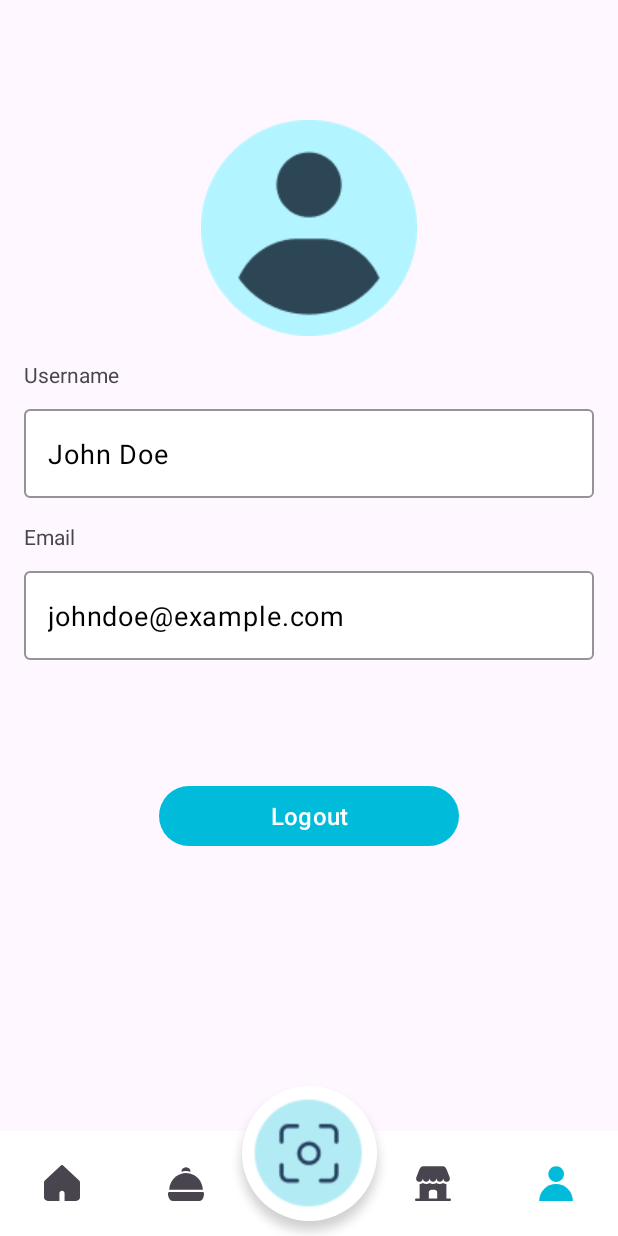
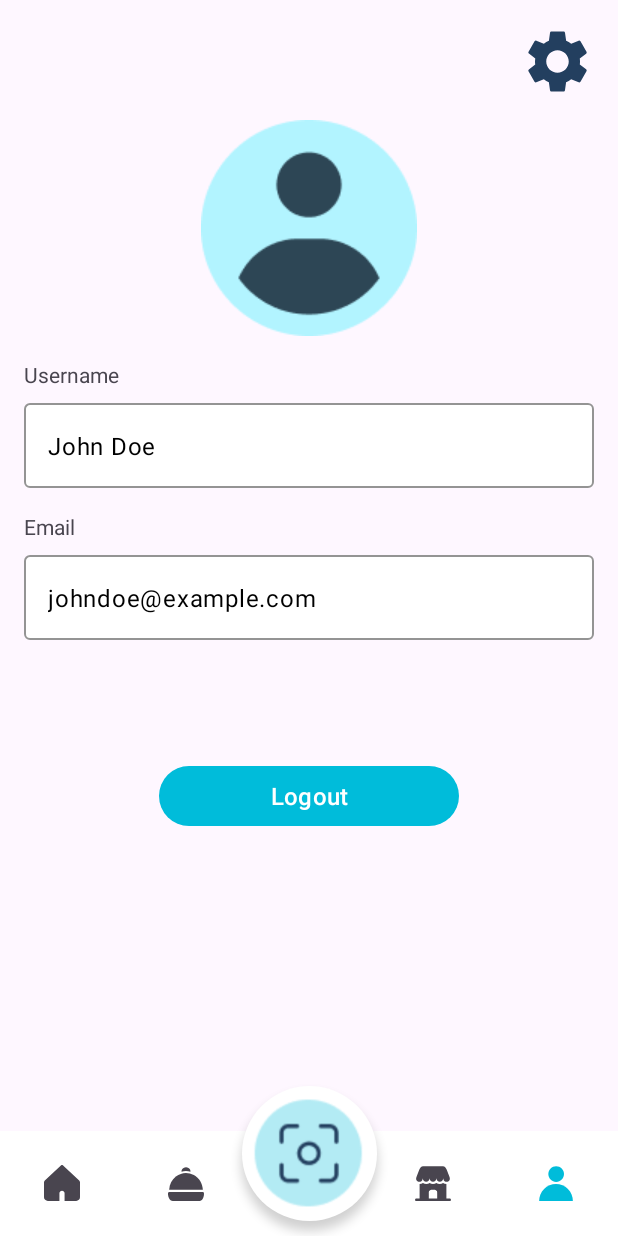
Before and after one commit to Kulinerin-Bangkit-Team-2024/Mobile-Development, an Android app: the screen it shows after launch (MainActivity), item 5 of the bottom bar chosen, on a phone screen of 412 x 824 dp. Run offline under Robolectric (Android 15) with nearby library versions, the phone set to English and light mode, and no system bars; our stand-ins replace navigation-ui.

Commit message:
Adding Dark Mode Feature

```diff
--- a/app/src/main/java/com/bangkit/capstone/kulinerin/data/api/ApiService.kt
+++ b/app/src/main/java/com/bangkit/capstone/kulinerin/data/api/ApiService.kt
@@ -22,6 +22,6 @@ interface ApiService {
     @GET("foods")
     suspend fun getFood(): List<ListFoodResponse>
 
-    @GET("foods/{id}")
-    suspend fun getFoodDetail(@Path("id") id: Int): DetailFoodResponse
+    @GET("foods/{food_id}")
+    suspend fun getFoodDetail(@Path("food_id") id: Int): DetailFoodResponse
 }
--- /dev/null
+++ b/app/src/main/java/com/bangkit/capstone/kulinerin/data/preference/SettingPreferences.kt
@@ -0,0 +1,42 @@
+package com.bangkit.capstone.kulinerin.data.preference
+
+import android.content.Context
+import androidx.datastore.core.DataStore
+import androidx.datastore.preferences.core.Preferences
+import androidx.datastore.preferences.core.booleanPreferencesKey
+import androidx.datastore.preferences.core.edit
+import androidx.datastore.preferences.preferencesDataStore
+import kotlinx.coroutines.flow.Flow
+import kotlinx.coroutines.flow.map
+
+val Context.dataStore: DataStore<Preferences> by preferencesDataStore(name = "settings")
+
+class SettingPreferences private constructor(private val dataStore: DataStore<Preferences>){
+
+    private val THEME_KEY = booleanPreferencesKey("theme_setting")
+
+    fun getThemeSetting(): Flow<Boolean> {
+        return dataStore.data.map { preferences ->
+            preferences[THEME_KEY] ?: false
+        }
+    }
+
+    suspend fun saveThemeSetting(isDarkModeActive: Boolean) {
+        dataStore.edit { preferences ->
+            preferences[THEME_KEY] = isDarkModeActive
+        }
+    }
+
+    companion object {
+        @Volatile
+        private var INSTANCE: SettingPreferences? = null
+
+        fun getInstance(dataStore: DataStore<Preferences>): SettingPreferences {
+            return INSTANCE ?: synchronized(this) {
+                val instance = SettingPreferences(dataStore)
+                INSTANCE = instance
+                instance
+            }
+        }
+    }
+}
--- /dev/null
+++ b/app/src/main/java/com/bangkit/capstone/kulinerin/data/viewmodel/SettingViewModel.kt
@@ -0,0 +1,19 @@
+package com.bangkit.capstone.kulinerin.data.viewmodel
+
+import androidx.lifecycle.LiveData
+import androidx.lifecycle.ViewModel
+import androidx.lifecycle.asLiveData
+import androidx.lifecycle.viewModelScope
+import com.bangkit.capstone.kulinerin.data.preference.SettingPreferences
+import kotlinx.coroutines.launch
+
+class SettingViewModel(private val pref: SettingPreferences): ViewModel() {
+    fun getThemeSettings(): LiveData<Boolean> {
+        return pref.getThemeSetting().asLiveData()
+    }
+
+    fun saveThemeSetting(isDarkModeActive: Boolean) {
+        viewModelScope.launch {
+            pref.saveThemeSetting(isDarkModeActive)
+        }
+    }}
--- /dev/null
+++ b/app/src/main/java/com/bangkit/capstone/kulinerin/data/viewmodel/SettingViewModelFactory.kt
@@ -0,0 +1,15 @@
+package com.bangkit.capstone.kulinerin.data.viewmodel
+
+import androidx.lifecycle.ViewModel
+import androidx.lifecycle.ViewModelProvider
+import com.bangkit.capstone.kulinerin.data.preference.SettingPreferences
+
+class SettingViewModelFactory(private val pref: SettingPreferences) : ViewModelProvider.NewInstanceFactory() {
+    @Suppress("UNCHECKED_CAST")
+    override fun <T : ViewModel> create(modelClass: Class<T>): T {
+        if (modelClass.isAssignableFrom(SettingViewModel::class.java)) {
+            return SettingViewModel(pref) as T
+        }
+        throw IllegalArgumentException("Unknown ViewModel class: " + modelClass.name)
+    }
+}
--- a/app/src/main/java/com/bangkit/capstone/kulinerin/ui/activity/MainActivity.kt
+++ b/app/src/main/java/com/bangkit/capstone/kulinerin/ui/activity/MainActivity.kt
@@ -3,15 +3,23 @@ package com.bangkit.capstone.kulinerin.ui.activity
 import android.content.Intent
 import android.os.Bundle
 import androidx.appcompat.app.AppCompatActivity
+import androidx.appcompat.app.AppCompatDelegate
+import androidx.lifecycle.Observer
+import androidx.lifecycle.ViewModelProvider
 import androidx.navigation.findNavController
 import androidx.navigation.ui.setupWithNavController
 import com.bangkit.capstone.kulinerin.R
+import com.bangkit.capstone.kulinerin.data.preference.SettingPreferences
+import com.bangkit.capstone.kulinerin.data.preference.dataStore
+import com.bangkit.capstone.kulinerin.data.viewmodel.SettingViewModel
+import com.bangkit.capstone.kulinerin.data.viewmodel.SettingViewModelFactory
 import com.bangkit.capstone.kulinerin.databinding.ActivityMainBinding
 import com.google.android.material.bottomnavigation.BottomNavigationView
 
 class MainActivity : AppCompatActivity() {
 
     private lateinit var binding: ActivityMainBinding
+    private lateinit var settingViewModel: SettingViewModel
 
     override fun onCreate(savedInstanceState: Bundle?) {
         super.onCreate(savedInstanceState)
@@ -27,6 +35,18 @@ class MainActivity : AppCompatActivity() {
         binding.fabScan.setOnClickListener {
             goToScanActivity()
         }
+
+        //DarkMode
+        val pref = SettingPreferences.getInstance(application.dataStore)
+        settingViewModel = ViewModelProvider(this, SettingViewModelFactory(pref)).get(SettingViewModel::class.java)
+
+        settingViewModel.getThemeSettings().observe(this, Observer { isDarkModeActive ->
+            if (isDarkModeActive) {
+                AppCompatDelegate.setDefaultNightMode(AppCompatDelegate.MODE_NIGHT_YES)
+            } else {
+                AppCompatDelegate.setDefaultNightMode(AppCompatDelegate.MODE_NIGHT_NO)
+            }
+        })
     }
 
     private fun goToScanActivity() {
--- a/app/src/main/java/com/bangkit/capstone/kulinerin/ui/fragment/ProfileFragment.kt
+++ b/app/src/main/java/com/bangkit/capstone/kulinerin/ui/fragment/ProfileFragment.kt
@@ -1,60 +1,36 @@
 package com.bangkit.capstone.kulinerin.ui.fragment
 
+import android.content.Intent
 import android.os.Bundle
 import androidx.fragment.app.Fragment
 import android.view.LayoutInflater
 import android.view.View
 import android.view.ViewGroup
 import com.bangkit.capstone.kulinerin.R
+import com.bangkit.capstone.kulinerin.databinding.FragmentProfileBinding
+import com.bangkit.capstone.kulinerin.ui.activity.SettingActivity
 
-// TODO: Rename parameter arguments, choose names that match
-// the fragment initialization parameters, e.g. ARG_ITEM_NUMBER
-private const val ARG_PARAM1 = "param1"
-private const val ARG_PARAM2 = "param2"
+class ProfileFragment : Fragment() {
 
-/**
- * A simple [Fragment] subclass.
- * Use the [ProfileFragment.newInstance] factory method to
- * create an instance of this fragment.
- */
-class ProfileFragment : Fragment() {
-    // TODO: Rename and change types of parameters
-    private var param1: String? = null
-    private var param2: String? = null
-
-    override fun onCreate(savedInstanceState: Bundle?) {
-        super.onCreate(savedInstanceState)
-        arguments?.let {
-            param1 = it.getString(ARG_PARAM1)
-            param2 = it.getString(ARG_PARAM2)
-        }
-    }
+    private var _binding: FragmentProfileBinding? = null
+    private val binding get() = _binding!!
 
     override fun onCreateView(
         inflater: LayoutInflater, container: ViewGroup?,
         savedInstanceState: Bundle?
     ): View? {
-        // Inflate the layout for this fragment
-        return inflater.inflate(R.layout.fragment_profile, container, false)
+        _binding = FragmentProfileBinding.inflate(inflater, container, false)
+        return binding.root
     }
 
-    companion object {
-        /**
-         * Use this factory method to create a new instance of
-         * this fragment using the provided parameters.
-         *
-         * @param param1 Parameter 1.
-         * @param param2 Parameter 2.
-         * @return A new instance of fragment ProfileFragment.
-         */
-        // TODO: Rename and change types and number of parameters
-        @JvmStatic
-        fun newInstance(param1: String, param2: String) =
-            ProfileFragment().apply {
-                arguments = Bundle().apply {
-                    putString(ARG_PARAM1, param1)
-                    putString(ARG_PARAM2, param2)
-                }
-            }
+    override fun onViewCreated(view: View, savedInstanceState: Bundle?) {
+        super.onViewCreated(view, savedInstanceState)
+
+        binding.btnSetting.setOnClickListener {
+            val intent = Intent(requireContext(), SettingActivity::class.java)
+            startActivity(intent)
+        }
     }
+
+
 }
--- /dev/null
+++ b/app/src/main/res/drawable/baseline_settings_24.xml
@@ -0,0 +1,5 @@
+<vector xmlns:android="http://schemas.android.com/apk/res/android" android:height="24dp" android:tint="#233F5F" android:viewportHeight="24" android:viewportWidth="24" android:width="24dp">
+
+    <path android:fillColor="@android:color/white" android:pathData="M19.14,12.94c0.04,-0.3 0.06,-0.61 0.06,-0.94c0,-0.32 -0.02,-0.64 -0.07,-0.94l2.03,-1.58c0.18,-0.14 0.23,-0.41 0.12,-0.61l-1.92,-3.32c-0.12,-0.22 -0.37,-0.29 -0.59,-0.22l-2.39,0.96c-0.5,-0.38 -1.03,-0.7 -1.62,-0.94L14.4,2.81c-0.04,-0.24 -0.24,-0.41 -0.48,-0.41h-3.84c-0.24,0 -0.43,0.17 -0.47,0.41L9.25,5.35C8.66,5.59 8.12,5.92 7.63,6.29L5.24,5.33c-0.22,-0.08 -0.47,0 -0.59,0.22L2.74,8.87C2.62,9.08 2.66,9.34 2.86,9.48l2.03,1.58C4.84,11.36 4.8,11.69 4.8,12s0.02,0.64 0.07,0.94l-2.03,1.58c-0.18,0.14 -0.23,0.41 -0.12,0.61l1.92,3.32c0.12,0.22 0.37,0.29 0.59,0.22l2.39,-0.96c0.5,0.38 1.03,0.7 1.62,0.94l0.36,2.54c0.05,0.24 0.24,0.41 0.48,0.41h3.84c0.24,0 0.44,-0.17 0.47,-0.41l0.36,-2.54c0.59,-0.24 1.13,-0.56 1.62,-0.94l2.39,0.96c0.22,0.08 0.47,0 0.59,-0.22l1.92,-3.32c0.12,-0.22 0.07,-0.47 -0.12,-0.61L19.14,12.94zM12,15.6c-1.98,0 -3.6,-1.62 -3.6,-3.6s1.62,-3.6 3.6,-3.6s3.6,1.62 3.6,3.6S13.98,15.6 12,15.6z"/>
+
+</vector>
--- a/app/src/main/res/layout/fragment_profile.xml
+++ b/app/src/main/res/layout/fragment_profile.xml
@@ -5,6 +5,17 @@
     android:layout_width="match_parent"
     android:layout_height="match_parent"
     tools:context=".ui.fragment.ProfileFragment">
+
+    <ImageView
+        android:id="@+id/btn_setting"
+        android:layout_width="50dp"
+        android:layout_height="50dp"
+        android:layout_marginTop="16dp"
+        android:src="@drawable/baseline_settings_24"
+        app:layout_constraintEnd_toEndOf="parent"
+        app:layout_constraintHorizontal_bias="0.958"
+        app:layout_constraintStart_toStartOf="parent"
+        app:layout_constraintTop_toTopOf="parent" />
 
     <ImageView
         android:id="@+id/profile_image"
@@ -36,7 +47,7 @@
         android:id="@+id/input_layout_name"
         android:layout_width="match_parent"
         android:layout_height="wrap_content"
-        android:layout_marginTop="8dp"
+        android:layout_marginTop="4dp"
         app:boxStrokeColor="@android:color/darker_gray"
         app:boxBackgroundColor="@android:color/white"
         app:hintEnabled="true"
@@ -52,7 +63,7 @@
             android:layout_height="wrap_content"
             android:text="@string/dummy_name"
             android:textColor="@android:color/black"
-            android:textSize="18sp"
+            android:textSize="16sp"
             android:layout_marginStart="16dp"
             android:layout_marginEnd="16dp"
             android:gravity="center_vertical" />
@@ -74,7 +85,7 @@
         android:id="@+id/input_layout_email"
         android:layout_width="match_parent"
         android:layout_height="wrap_content"
-        android:layout_marginTop="8dp"
+        android:layout_marginTop="4dp"
         app:boxBackgroundColor="@android:color/white"
         app:boxStrokeColor="@android:color/darker_gray"
         app:boxStrokeWidth="1dp"
@@ -93,7 +104,7 @@
             android:gravity="center_vertical"
             android:text="@string/dummy_email"
             android:textColor="@android:color/black"
-            android:textSize="18sp" />
+            android:textSize="16sp" />
     </com.google.android.material.textfield.TextInputLayout>
 
     <Button
--- a/app/src/main/res/values/strings.xml
+++ b/app/src/main/res/values/strings.xml
@@ -30,4 +30,5 @@
     <string name="food_image_description">Food image.</string>
     <string name="food_region">Asal Daerah</string>
     <string name="gallery_button">Gallery Button</string>
+    <string name="dark_mode">Dark Mode</string>
 </resources>
```
Also changed, not shown: app/build.gradle.kts (+7 -1 lines), app/src/main/AndroidManifest.xml (+9 -4 lines), app/src/main/java/com/bangkit/capstone/kulinerin/ui/activity/SettingActivity.kt (added, +50 -0 lines), app/src/main/res/layout/activity_setting.xml (added, +35 -0 lines), gradle/libs.versions.toml (+10 -0 lines).
